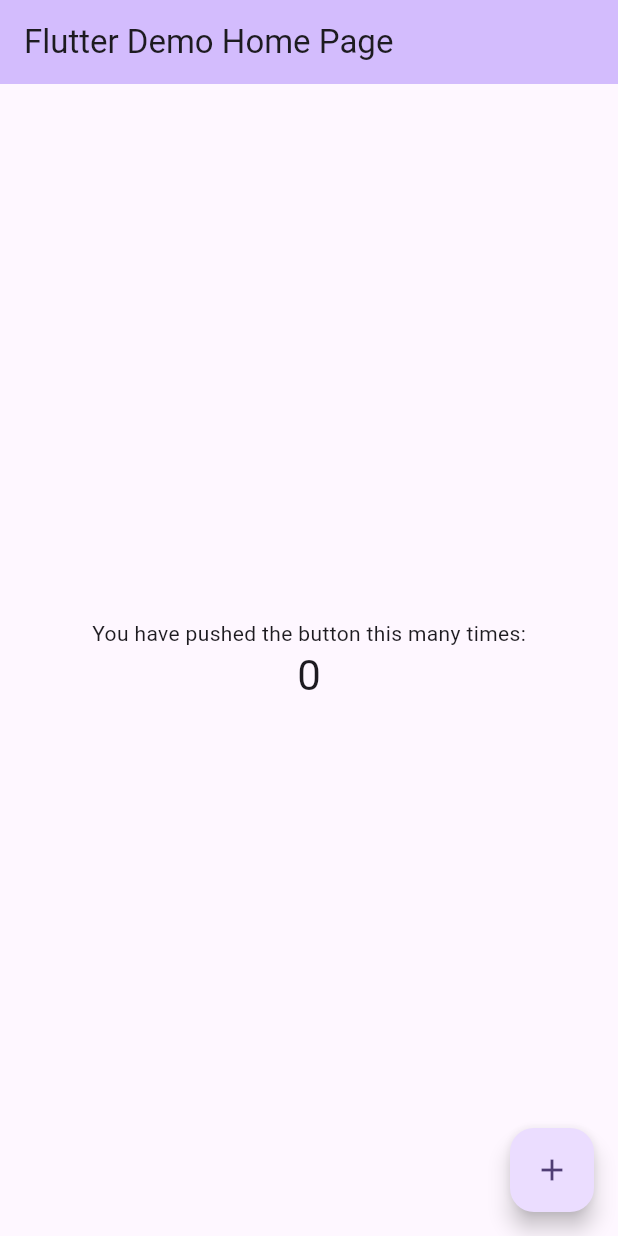
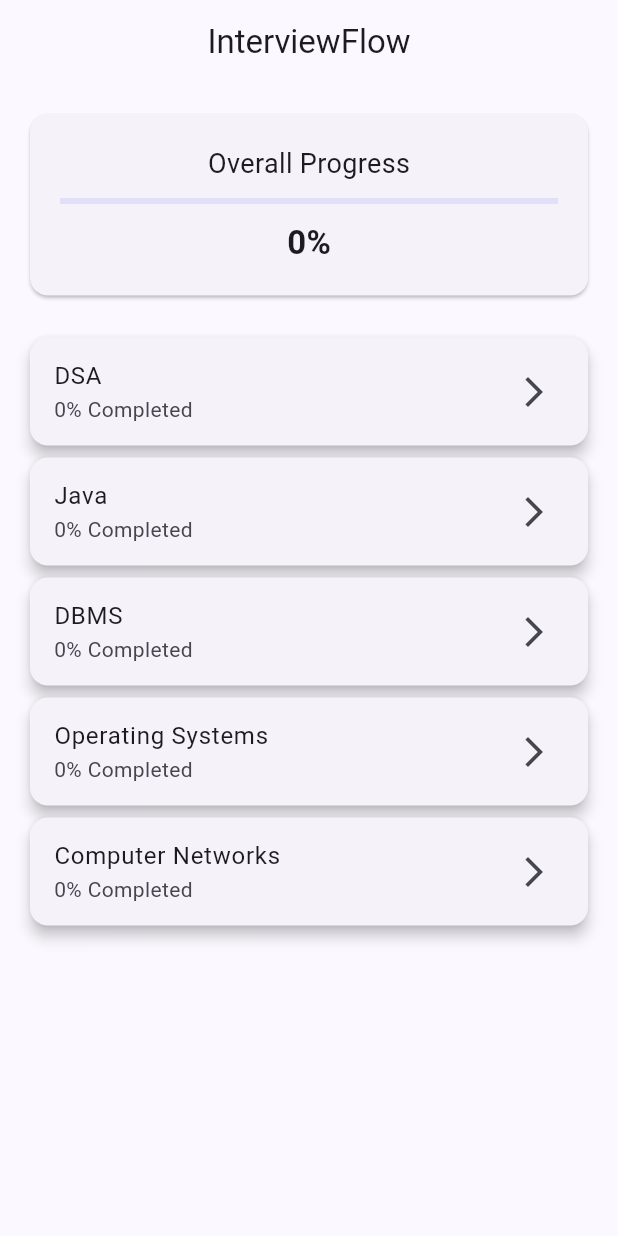
Before and after one commit to vedantmhatre054-maker/interview_flow, a Flutter app: the screen it shows after launch, on a phone screen of 412 x 824 dp. Run offline on Flutter 3.47's test engine with Material 3 defaults, Android fonts, the phone set to English and light mode, and no system bars.

Commit message:
feat: implement interview progress tracking

```diff
--- /dev/null
+++ b/lib/data/subject_data.dart
@@ -0,0 +1,61 @@
+import '../models/subject.dart';
+
+List<Subject> subjects = [
+  Subject(
+    name: "DSA",
+    topics: [
+      "Arrays",
+      "Strings",
+      "Linked List",
+      "Stack",
+      "Queue",
+      "Trees"
+    ],
+    completed: List.filled(6, false),
+  ),
+
+  Subject(
+    name: "Java",
+    topics: [
+      "OOP",
+      "Collections",
+      "Exception Handling",
+      "File Handling",
+      "Streams"
+    ],
+    completed: List.filled(5, false),
+  ),
+
+  Subject(
+    name: "DBMS",
+    topics: [
+      "ER Model",
+      "Normalization",
+      "SQL",
+      "Transactions"
+    ],
+    completed: List.filled(4, false),
+  ),
+
+  Subject(
+    name: "Operating Systems",
+    topics: [
+      "Processes",
+      "Threads",
+      "Scheduling",
+      "Deadlocks"
+    ],
+    completed: List.filled(4, false),
+  ),
+
+  Subject(
+    name: "Computer Networks",
+    topics: [
+      "OSI Model",
+      "TCP/IP",
+      "Routing",
+      "Protocols"
+    ],
+    completed: List.filled(4, false),
+  ),
+];
--- a/lib/main.dart
+++ b/lib/main.dart
@@ -1,122 +1,23 @@
 import 'package:flutter/material.dart';
+import 'screens/home_screen.dart';
 
 void main() {
-  runApp(const MyApp());
+  runApp(const InterviewFlowApp());
 }
 
-class MyApp extends StatelessWidget {
-  const MyApp({super.key});
+class InterviewFlowApp extends StatelessWidget {
+  const InterviewFlowApp({super.key});
 
-  // This widget is the root of your application.
   @override
   Widget build(BuildContext context) {
     return MaterialApp(
-      title: 'Flutter Demo',
+      debugShowCheckedModeBanner: false,
+      title: 'InterviewFlow',
       theme: ThemeData(
-        // This is the theme of your application.
-        //
-        // TRY THIS: Try running your application with "flutter run". You'll see
-        // the application has a purple toolbar. Then, without quitting the app,
-        // try changing the seedColor in the colorScheme below to Colors.green
-        // and then invoke "hot reload" (save your changes or press the "hot
-        // reload" button in a Flutter-supported IDE, or press "r" if you used
-        // the command line to start the app).
-        //
-        // Notice that the counter didn't reset back to zero; the application
-        // state is not lost during the reload. To reset the state, use hot
-        // restart instead.
-        //
-        // This works for code too, not just values: Most code changes can be
-        // tested with just a hot reload.
-        colorScheme: .fromSeed(seedColor: Colors.deepPurple),
+        useMaterial3: true,
+        colorSchemeSeed: Colors.indigo,
       ),
-      home: const MyHomePage(title: 'Flutter Demo Home Page'),
+      home: const HomeScreen(),
     );
   }
 }
-
-class MyHomePage extends StatefulWidget {
-  const MyHomePage({super.key, required this.title});
-
-  // This widget is the home page of your application. It is stateful, meaning
-  // that it has a State object (defined below) that contains fields that affect
-  // how it looks.
-
-  // This class is the configuration for the state. It holds the values (in this
-  // case the title) provided by the parent (in this case the App widget) and
-  // used by the build method of the State. Fields in a Widget subclass are
-  // always marked "final".
-
-  final String title;
-
-  @override
-  State<MyHomePage> createState() => _MyHomePageState();
-}
-
-class _MyHomePageState extends State<MyHomePage> {
-  int _counter = 0;
-
-  void _incrementCounter() {
-    setState(() {
-      // This call to setState tells the Flutter framework that something has
-      // changed in this State, which causes it to rerun the build method below
-      // so that the display can reflect the updated values. If we changed
-      // _counter without calling setState(), then the build method would not be
-      // called again, and so nothing would appear to happen.
-      _counter++;
-    });
-  }
-
-  @override
-  Widget build(BuildContext context) {
-    // This method is rerun every time setState is called, for instance as done
-    // by the _incrementCounter method above.
-    //
-    // The Flutter framework has been optimized to make rerunning build methods
-    // fast, so that you can just rebuild anything that needs updating rather
-    // than having to individually change instances of widgets.
-    return Scaffold(
-      appBar: AppBar(
-        // TRY THIS: Try changing the color here to a specific color (to
-        // Colors.amber, perhaps?) and trigger a hot reload to see the AppBar
-        // change color while the other colors stay the same.
-        backgroundColor: Theme.of(context).colorScheme.inversePrimary,
-        // Here we take the value from the MyHomePage object that was created by
-        // the App.build method, and use it to set our appbar title.
-        title: Text(widget.title),
-      ),
-      body: Center(
-        // Center is a layout widget. It takes a single child and positions it
-        // in the middle of the parent.
-        child: Column(
-          // Column is also a layout widget. It takes a list of children and
-          // arranges them vertically. By default, it sizes itself to fit its
-          // children horizontally, and tries to be as tall as its parent.
-          //
-          // Column has various properties to control how it sizes itself and
-          // how it positions its children. Here we use mainAxisAlignment to
-          // center the children vertically; the main axis here is the vertical
-          // axis because Columns are vertical (the cross axis would be
-          // horizontal).
-          //
-          // TRY THIS: Invoke "debug painting" (choose the "Toggle Debug Paint"
-          // action in the IDE, or press "p" in the console), to see the
-          // wireframe for each widget.
-          mainAxisAlignment: .center,
-          children: [
-            const Text('You have pushed the button this many times:'),
-            Text(
-              '$_counter',
-              style: Theme.of(context).textTheme.headlineMedium,
-            ),
-          ],
-        ),
-      ),
-      floatingActionButton: FloatingActionButton(
-        onPressed: _incrementCounter,
-        tooltip: 'Increment',
-        child: const Icon(Icons.add),
-      ),
-    );
-  }
-}
--- /dev/null
+++ b/lib/models/subject.dart
@@ -0,0 +1,16 @@
+class Subject {
+  String name;
+  List<String> topics;
+  List<bool> completed;
+
+  Subject({
+    required this.name,
+    required this.topics,
+    required this.completed,
+  });
+
+  double get progress {
+    int done = completed.where((item) => item).length;
+    return topics.isEmpty ? 0 : (done / topics.length) * 100;
+  }
+}
--- /dev/null
+++ b/lib/screens/home_screen.dart
@@ -0,0 +1,75 @@
+import 'package:flutter/material.dart';
+import '../data/subject_data.dart';
+import '../widgets/subject_card.dart';
+
+class HomeScreen extends StatelessWidget {
+  const HomeScreen({super.key});
+
+  double calculateOverallProgress() {
+    double total = 0;
+
+    for (var subject in subjects) {
+      total += subject.progress;
+    }
+
+    return total / subjects.length;
+  }
+
+  @override
+  Widget build(BuildContext context) {
+    double overall = calculateOverallProgress();
+
+    return Scaffold(
+      appBar: AppBar(
+        title: const Text("InterviewFlow"),
+        centerTitle: true,
+      ),
+      body: Padding(
+        padding: const EdgeInsets.all(16),
+        child: Column(
+          children: [
+            Card(
+              child: Padding(
+                padding: EdgeInsets.all(20),
+                child: Column(
+                  children: [
+                    Text(
+                      "Overall Progress",
+                      style: TextStyle(fontSize: 18),
+                    ),
+                    SizedBox(height: 10),
+                    LinearProgressIndicator(
+                      value: overall / 100,
+                    ),
+                    SizedBox(height: 10),
+                    Text(
+                      "${overall.toStringAsFixed(0)}%",
+                      style: TextStyle(
+                        fontSize: 22,
+                        fontWeight: FontWeight.bold,
+                      ),
+                    ),
+                  ],
+                ),
+              ),
+            ),
+
+            SizedBox(height: 20),
+
+            Expanded(
+              child: ListView.builder(
+                itemCount: subjects.length,
+                itemBuilder: (context, index) {
+                  return SubjectCard(
+                    subject: subjects[index],
+                    onTap: () {},
+                  );
+                },
+              ),
+            ),
+          ],
+        ),
+      ),
+    );
+  }
+}
--- /dev/null
+++ b/lib/widgets/subject_card.dart
@@ -0,0 +1,28 @@
+import 'package:flutter/material.dart';
+import '../models/subject.dart';
+
+class SubjectCard extends StatelessWidget {
+  final Subject subject;
+  final VoidCallback onTap;
+
+  const SubjectCard({
+    super.key,
+    required this.subject,
+    required this.onTap,
+  });
+
+  @override
+  Widget build(BuildContext context) {
+    return Card(
+      elevation: 4,
+      child: ListTile(
+        title: Text(subject.name),
+        subtitle: Text(
+          "${subject.progress.toStringAsFixed(0)}% Completed",
+        ),
+        trailing: const Icon(Icons.arrow_forward_ios),
+        onTap: onTap,
+      ),
+    );
+  }
+}
```
